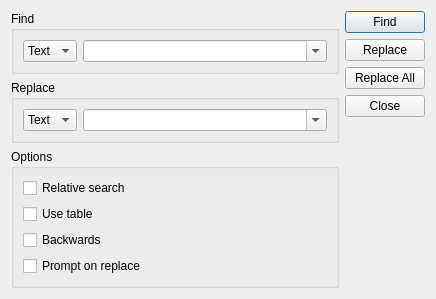
Before: the Qt Designer form src/dialogs/searchdialog.ui in road-t/RTHextion, drawn with Qt 5.
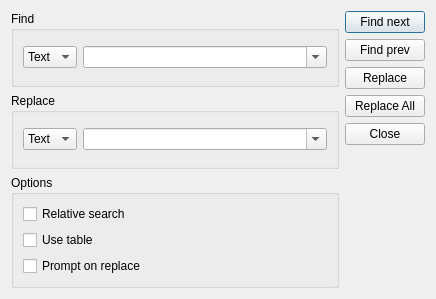
After: the same form once the commit is applied.

```diff
--- a/src/dialogs/searchdialog.ui
+++ b/src/dialogs/searchdialog.ui
@@ -117,13 +117,6 @@
           </property>
          </widget>
         </item>
-        <item>
-         <widget class="QCheckBox" name="cbBackwards">
-          <property name="text">
-           <string>Backwards</string>
-          </property>
-         </widget>
-        </item>
         <item>
          <widget class="QCheckBox" name="cbPrompt">
           <property name="text">
@@ -141,7 +134,7 @@
      <item>
       <widget class="QPushButton" name="pbFind">
        <property name="text">
-        <string>Find</string>
+                <string>Find next</string>
        </property>
        <property name="shortcut">
         <string>F3</string>
@@ -151,6 +144,16 @@
        </property>
       </widget>
      </item>
+         <item>
+            <widget class="QPushButton" name="pbFindPrev">
+             <property name="text">
+                <string>Find prev</string>
+             </property>
+             <property name="shortcut">
+                <string>Shift+F3</string>
+             </property>
+            </widget>
+         </item>
      <item>
       <widget class="QPushButton" name="pbReplace">
        <property name="text">
```
Left out of the diff: 3 changed lines with no effect on the pictures.
